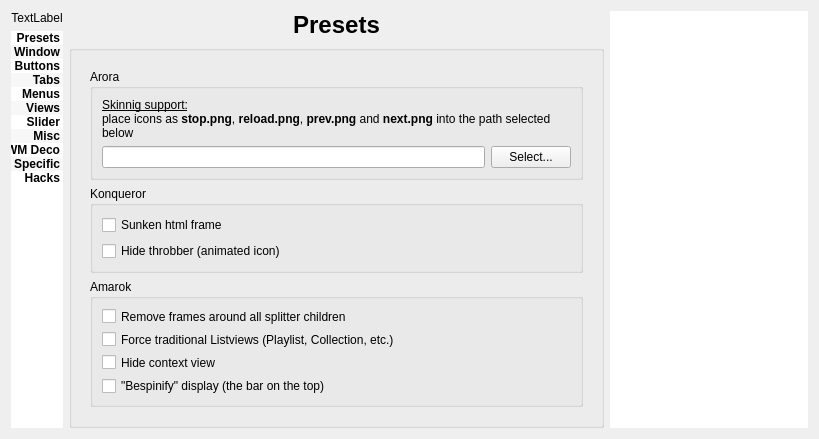
deiv/bespin-pkg, file config/config.ui: the form before one commit.
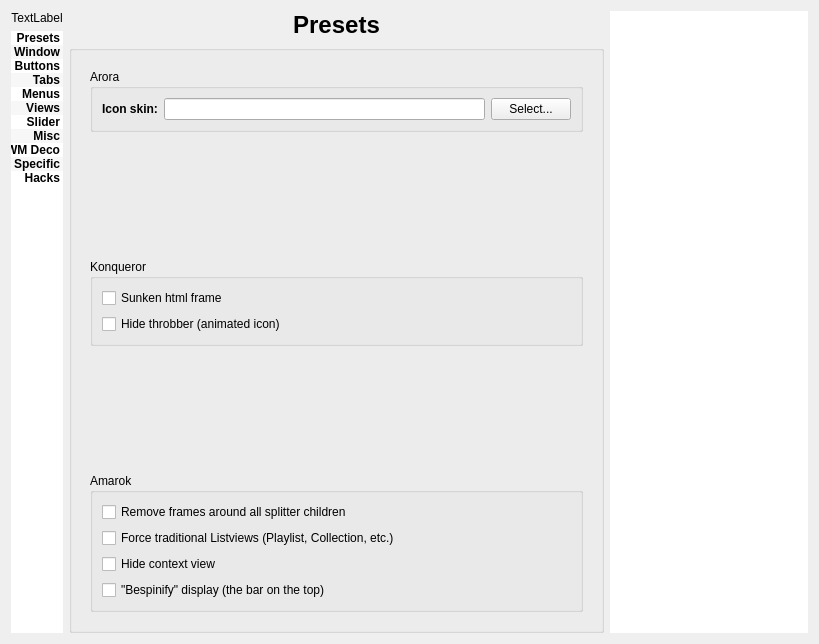
The form after the commit. The open tabs and pages were chosen to show the change.

Commit message: handle -at least partially- tab buttons as used in arora

```diff
--- a/config/config.ui
+++ b/config/config.ui
@@ -7,7 +7,7 @@
     <x>0</x>
     <y>0</y>
     <width>819</width>
-    <height>439</height>
+    <height>644</height>
    </rect>
   </property>
   <property name="sizePolicy">
@@ -2264,25 +2264,26 @@
              <bool>true</bool>
             </property>
             <layout class="QGridLayout" name="gridLayout_27">
-             <item row="0" column="0" colspan="2">
+             <item row="0" column="0">
               <widget class="QLabel" name="label_38">
+               <property name="font">
+                <font>
+                 <weight>75</weight>
+                 <bold>true</bold>
+                </font>
+               </property>
                <property name="text">
-                <string>&lt;!DOCTYPE HTML PUBLIC &quot;-//W3C//DTD HTML 4.0//EN&quot; &quot;http://www.w3.org/TR/REC-html40/strict.dtd&quot;&gt;
-&lt;html&gt;&lt;head&gt;&lt;meta name=&quot;qrichtext&quot; content=&quot;1&quot; /&gt;&lt;style type=&quot;text/css&quot;&gt;
-p, li { white-space: pre-wrap; }
-&lt;/style&gt;&lt;/head&gt;&lt;body style=&quot; font-family:'Lucida Grande'; font-size:9pt; font-weight:400; font-style:normal;&quot;&gt;
-&lt;p style=&quot; margin-top:0px; margin-bottom:0px; margin-left:0px; margin-right:0px; -qt-block-indent:0; text-indent:0px;&quot;&gt;&lt;span style=&quot; text-decoration: underline;&quot;&gt;Skinnig support:&lt;/span&gt;&lt;/p&gt;
-&lt;p style=&quot; margin-top:0px; margin-bottom:0px; margin-left:0px; margin-right:0px; -qt-block-indent:0; text-indent:0px;&quot;&gt;place icons as &lt;span style=&quot; font-weight:600;&quot;&gt;stop.png&lt;/span&gt;, &lt;span style=&quot; font-weight:600;&quot;&gt;reload.png&lt;/span&gt;, &lt;span style=&quot; font-weight:600;&quot;&gt;prev.png&lt;/span&gt; and &lt;span style=&quot; font-weight:600;&quot;&gt;next.png&lt;/span&gt; into the path selected below&lt;/p&gt;&lt;/body&gt;&lt;/html&gt;</string>
+                <string>Icon skin:</string>
                </property>
                <property name="wordWrap">
                 <bool>true</bool>
                </property>
               </widget>
              </item>
-             <item row="1" column="0">
+             <item row="0" column="1">
               <widget class="QLineEdit" name="aroraPath"/>
              </item>
-             <item row="1" column="1">
+             <item row="0" column="2">
               <widget class="QPushButton" name="aroraPathChooser">
                <property name="text">
                 <string>Select...</string>
@@ -2426,19 +2427,6 @@
         </widget>
        </widget>
       </item>
-      <item row="1" column="1">
-       <spacer name="verticalSpacer_11">
-        <property name="orientation">
-         <enum>Qt::Vertical</enum>
-        </property>
-        <property name="sizeHint" stdset="0">
-         <size>
-          <width>20</width>
-          <height>40</height>
-         </size>
-        </property>
-       </spacer>
-      </item>
      </layout>
     </widget>
    </item>
```
Left out of the diff: 2 changed lines with no effect on the pictures. The commit also changes 3 other files.
